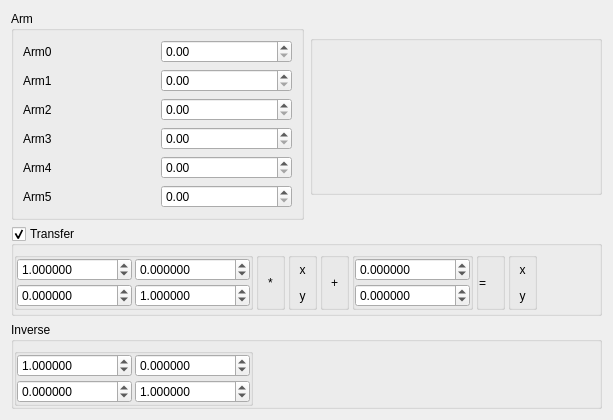
Qt form source/wnd/ui/h2config.ui (ww4u/megarobostudio) before a commit.
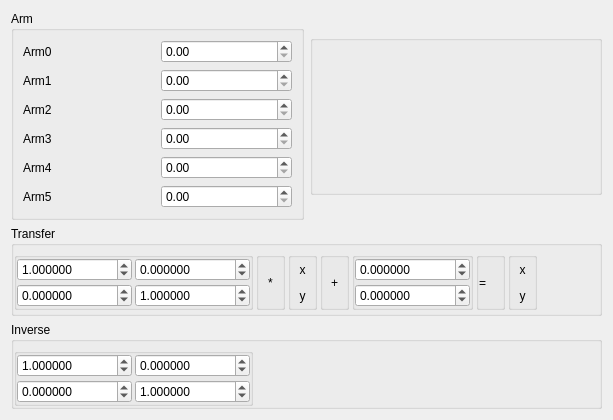
The same form after that commit. Icons and pictures are not drawn.

```diff
--- a/source/wnd/ui/h2config.ui
+++ b/source/wnd/ui/h2config.ui
@@ -166,7 +166,7 @@
       <string>Transfer</string>
      </property>
      <property name="checkable">
-      <bool>true</bool>
+      <bool>false</bool>
      </property>
      <layout class="QGridLayout" name="gridLayout_2">
       <property name="leftMargin">
```
